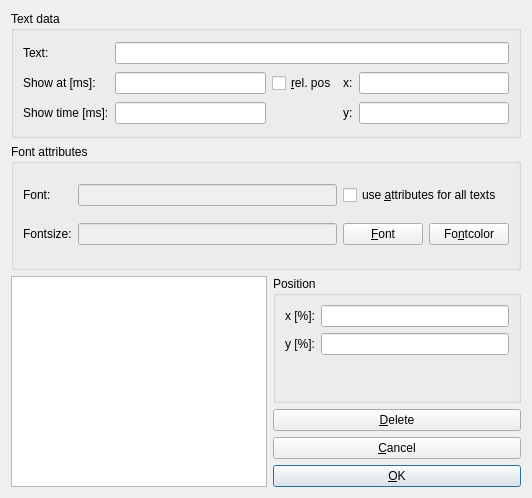
The window that src/DynTextDlg4.ui (mneuroth/MinDia) describes before a commit, drawn with Qt 5.
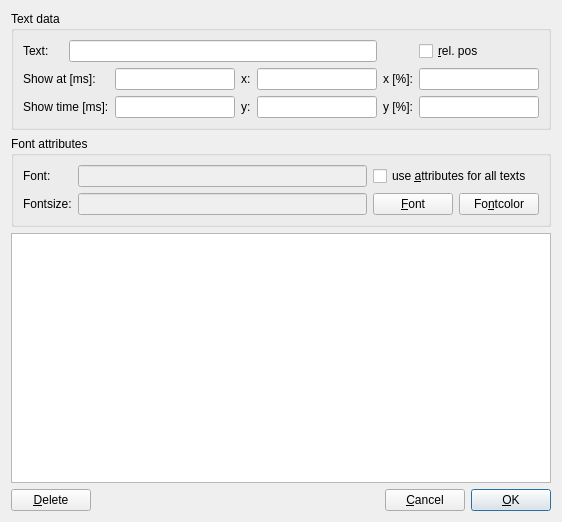
The same window after the commit.

Commit message: improved handling of dynamic text dialog

The edit to the form file:
```diff
--- a/src/DynTextDlg4.ui
+++ b/src/DynTextDlg4.ui
@@ -6,8 +6,8 @@
    <rect>
     <x>0</x>
     <y>0</y>
-    <width>532</width>
-    <height>498</height>
+    <width>562</width>
+    <height>522</height>
    </rect>
   </property>
   <property name="sizePolicy">
@@ -22,13 +22,13 @@
   <property name="sizeGripEnabled">
    <bool>false</bool>
   </property>
-  <layout class="QGridLayout" name="gridLayout">
-   <item row="0" column="0" colspan="2">
+  <layout class="QGridLayout" name="gridLayout_2">
+   <item row="0" column="0" colspan="4">
     <widget class="QGroupBox" name="groupBox_3">
      <property name="title">
       <string>Text data</string>
      </property>
-     <layout class="QGridLayout" name="gridLayout_2">
+     <layout class="QGridLayout" name="gridLayout">
       <item row="0" column="0">
        <widget class="QLabel" name="TextLabel1">
         <property name="text">
@@ -42,7 +42,14 @@
       <item row="0" column="1" colspan="4">
        <widget class="QLineEdit" name="m_pText"/>
       </item>
-      <item row="1" column="0">
+      <item row="0" column="6">
+       <widget class="QCheckBox" name="m_pRelPos">
+        <property name="text">
+         <string>&amp;rel. pos</string>
+        </property>
+       </widget>
+      </item>
+      <item row="1" column="0" colspan="2">
        <widget class="QLabel" name="TextLabel6">
         <property name="text">
          <string>Show at [ms]:</string>
@@ -52,20 +59,36 @@
         </property>
        </widget>
       </item>
-      <item row="1" column="1">
+      <item row="1" column="2">
        <widget class="QLineEdit" name="m_pShowAtTime"/>
       </item>
-      <item row="1" column="2">
-       <widget class="QCheckBox" name="m_pRelPos">
+      <item row="1" column="3">
+       <widget class="QLabel" name="label">
         <property name="text">
-         <string>&amp;rel. pos</string>
+         <string>x:</string>
         </property>
        </widget>
       </item>
       <item row="1" column="4">
        <widget class="QLineEdit" name="m_pPosX"/>
       </item>
-      <item row="2" column="0">
+      <item row="1" column="5">
+       <widget class="QLabel" name="TextLabel6_2_2">
+        <property name="text">
+         <string>x [%]:</string>
+        </property>
+        <property name="alignment">
+         <set>Qt::AlignRight|Qt::AlignTrailing|Qt::AlignVCenter</set>
+        </property>
+        <property name="wordWrap">
+         <bool>false</bool>
+        </property>
+       </widget>
+      </item>
+      <item row="1" column="6">
+       <widget class="QLineEdit" name="m_pPosRelX"/>
+      </item>
+      <item row="2" column="0" colspan="2">
        <widget class="QLabel" name="TextLabel5">
         <property name="text">
          <string>Show time [ms]:</string>
@@ -75,19 +98,9 @@
         </property>
        </widget>
       </item>
-      <item row="2" column="1">
+      <item row="2" column="2">
        <widget class="QLineEdit" name="m_pShowTime"/>
       </item>
-      <item row="2" column="4">
-       <widget class="QLineEdit" name="m_pPosY"/>
-      </item>
-      <item row="1" column="3">
-       <widget class="QLabel" name="label">
-        <property name="text">
-         <string>x:</string>
-        </property>
-       </widget>
-      </item>
       <item row="2" column="3">
        <widget class="QLabel" name="label_2">
         <property name="text">
@@ -95,10 +108,82 @@
         </property>
        </widget>
       </item>
+      <item row="2" column="4">
+       <widget class="QLineEdit" name="m_pPosY"/>
+      </item>
+      <item row="2" column="5">
+       <widget class="QLabel" name="TextLabel6_2_2_2">
+        <property name="text">
+         <string>y [%]:</string>
+        </property>
+        <property name="alignment">
+         <set>Qt::AlignRight|Qt::AlignTrailing|Qt::AlignVCenter</set>
+        </property>
+        <property name="wordWrap">
+         <bool>false</bool>
+        </property>
+       </widget>
+      </item>
+      <item row="2" column="6">
+       <widget class="QLineEdit" name="m_pPosRelY"/>
+      </item>
      </layout>
     </widget>
    </item>
-   <item row="1" column="0" colspan="2">
+   <item row="2" column="0" colspan="4">
+    <widget class="QGraphicsView" name="m_pDrawingArea">
+     <property name="sizePolicy">
+      <sizepolicy hsizetype="Expanding" vsizetype="Expanding">
+       <horstretch>0</horstretch>
+       <verstretch>0</verstretch>
+      </sizepolicy>
+     </property>
+    </widget>
+   </item>
+   <item row="3" column="0">
+    <widget class="QPushButton" name="m_pDelete">
+     <property name="text">
+      <string>&amp;Delete</string>
+     </property>
+    </widget>
+   </item>
+   <item row="3" column="1">
+    <spacer name="horizontalSpacer">
+     <property name="orientation">
+      <enum>Qt::Horizontal</enum>
+     </property>
+     <property name="sizeHint" stdset="0">
+      <size>
+       <width>284</width>
+       <height>20</height>
+      </size>
+     </property>
+    </spacer>
+   </item>
+   <item row="3" column="2">
+    <widget class="QPushButton" name="buttonCancel">
+     <property name="text">
+      <string>&amp;Cancel</string>
+     </property>
+     <property name="autoDefault">
+      <bool>true</bool>
+     </property>
+    </widget>
+   </item>
+   <item row="3" column="3">
+    <widget class="QPushButton" name="buttonOk">
+     <property name="text">
+      <string>&amp;OK</string>
+     </property>
+     <property name="autoDefault">
+      <bool>true</bool>
+     </property>
+     <property name="default">
+      <bool>true</bool>
+     </property>
+    </widget>
+   </item>
+   <item row="1" column="0" colspan="4">
     <widget class="QGroupBox" name="groupBox_2">
      <property name="title">
       <string>Font attributes</string>
@@ -119,6 +204,12 @@
         <property name="enabled">
          <bool>false</bool>
         </property>
+        <property name="sizePolicy">
+         <sizepolicy hsizetype="MinimumExpanding" vsizetype="Fixed">
+          <horstretch>0</horstretch>
+          <verstretch>0</verstretch>
+         </sizepolicy>
+        </property>
        </widget>
       </item>
       <item row="0" column="2" colspan="2">
@@ -162,84 +253,6 @@
      </layout>
     </widget>
    </item>
-   <item row="2" column="0" rowspan="2">
-    <widget class="QGraphicsView" name="m_pDrawingArea"/>
-   </item>
-   <item row="2" column="1">
-    <widget class="QGroupBox" name="groupBox">
-     <property name="title">
-      <string>Position</string>
-     </property>
-     <layout class="QFormLayout" name="formLayout">
-      <item row="0" column="0">
-       <widget class="QLabel" name="TextLabel6_2_2">
-        <property name="text">
-         <string>x [%]:</string>
-        </property>
-        <property name="alignment">
-         <set>Qt::AlignRight|Qt::AlignTrailing|Qt::AlignVCenter</set>
-        </property>
-        <property name="wordWrap">
-         <bool>false</bool>
-        </property>
-       </widget>
-      </item>
-      <item row="0" column="1">
-       <widget class="QLineEdit" name="m_pPosRelX"/>
-      </item>
-      <item row="1" column="0">
-       <widget class="QLabel" name="TextLabel6_2_2_2">
-        <property name="text">
-         <string>y [%]:</string>
-        </property>
-        <property name="alignment">
-         <set>Qt::AlignRight|Qt::AlignTrailing|Qt::AlignVCenter</set>
-        </property>
-        <property name="wordWrap">
-         <bool>false</bool>
-        </property>
-       </widget>
-      </item>
-      <item row="1" column="1">
-       <widget class="QLineEdit" name="m_pPosRelY"/>
-      </item>
-     </layout>
-    </widget>
-   </item>
-   <item row="3" column="1">
-    <layout class="QVBoxLayout">
-     <item>
-      <widget class="QPushButton" name="m_pDelete">
-       <property name="text">
-        <string>&amp;Delete</string>
-       </property>
-      </widget>
-     </item>
-     <item>
-      <widget class="QPushButton" name="buttonCancel">
-       <property name="text">
-        <string>&amp;Cancel</string>
-       </property>
-       <property name="autoDefault">
-        <bool>true</bool>
-       </property>
-      </widget>
-     </item>
-     <item>
-      <widget class="QPushButton" name="buttonOk">
-       <property name="text">
-        <string>&amp;OK</string>
-       </property>
-       <property name="autoDefault">
-        <bool>true</bool>
-       </property>
-       <property name="default">
-        <bool>true</bool>
-       </property>
-      </widget>
-     </item>
-    </layout>
-   </item>
   </layout>
  </widget>
  <tabstops>
```
Left out of the diff: 25 changed lines with no effect on the pictures. The commit also changes 7 other files.
